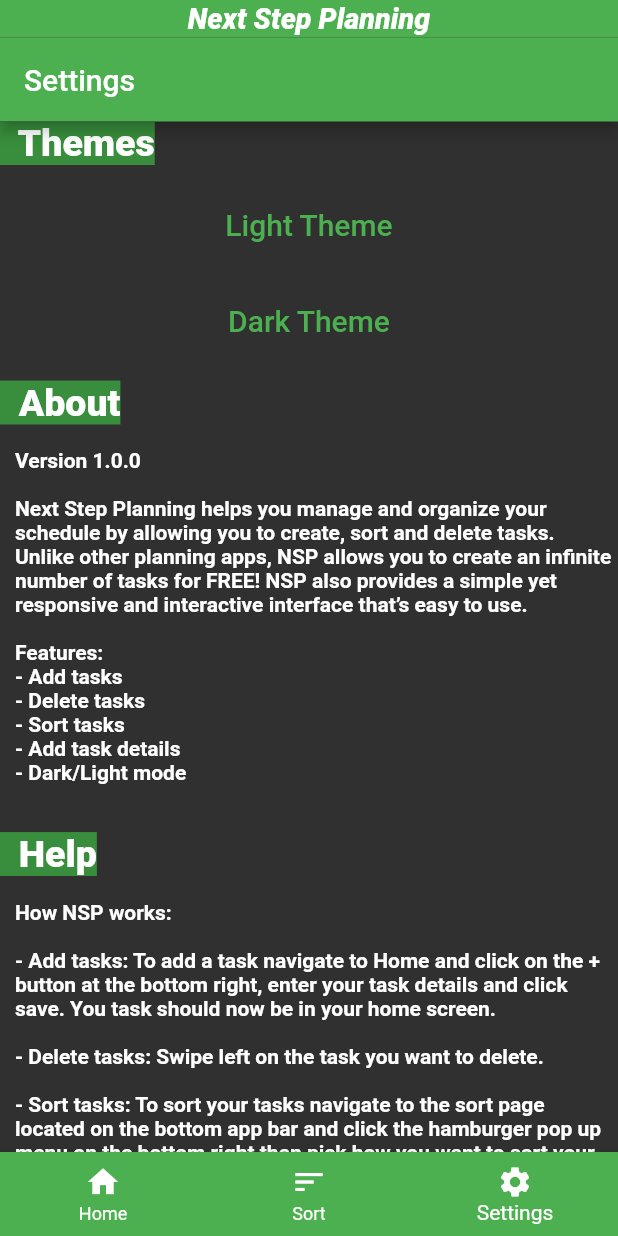
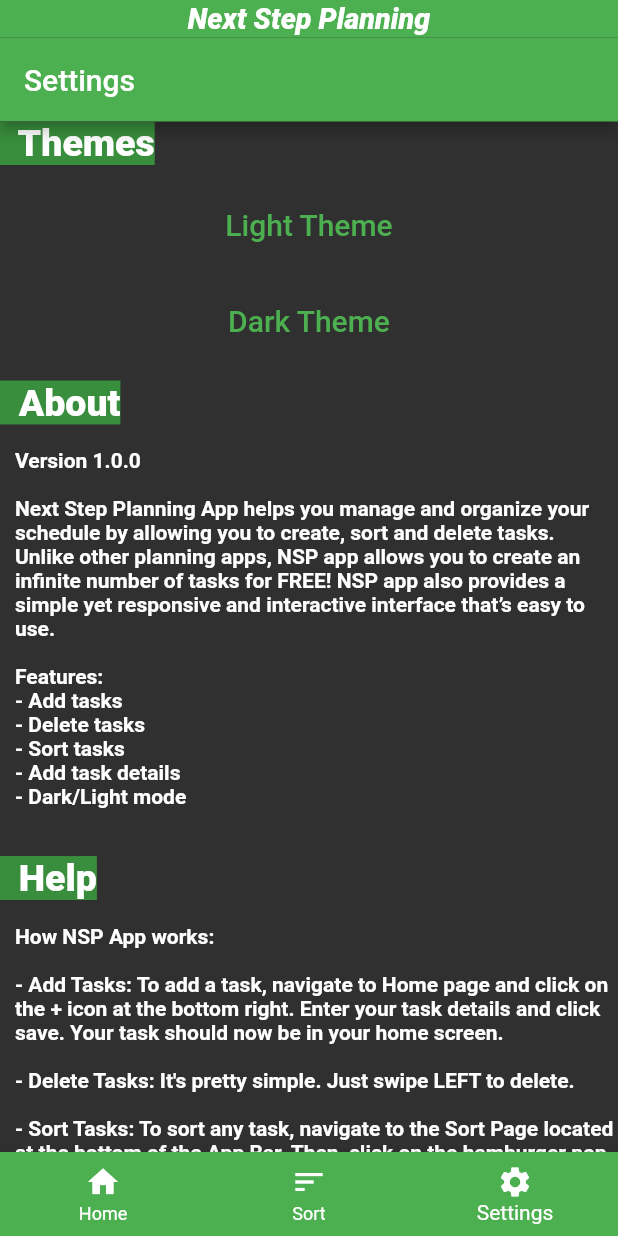
Before and after one commit to OmarIT555/NextStepPlanningApp, a Flutter app: the screen it shows after launch, item 3 of the bottom bar chosen, on a phone screen of 412 x 824 dp. Run offline on Flutter 3.47's test engine with Material 2 defaults, Android fonts, the phone set to English and light mode, and no system bars; our stand-ins replace flutter_bloc, flutter_speed_dial, shared_preferences, sqflite; accounts and stored records are empty; statements that could not run were skipped.

Commit message:
modified Readme file, setting pg, sort, home Scrn, task detail screen

```diff
--- a/lib/Settings.dart
+++ b/lib/Settings.dart
@@ -74,7 +74,7 @@ class Settings extends StatelessWidget {
                   child: Container(
                     padding: EdgeInsets.only(left: 10.0),
                     child: Text("Version 1.0.0\n"
-                        "\nNext Step Planning helps you manage and organize your schedule by allowing you to create, sort and delete tasks. Unlike other planning apps, NSP allows you to create an infinite number of tasks for FREE! NSP also provides a simple yet responsive and interactive interface that’s easy to use.\n"
+                        "\nNext Step Planning App helps you manage and organize your schedule by allowing you to create, sort and delete tasks. Unlike other planning apps, NSP app allows you to create an infinite number of tasks for FREE! NSP app also provides a simple yet responsive and interactive interface that’s easy to use.\n"
                         "\nFeatures:\n"
                         "-	Add tasks\n"
                         "-	Delete tasks\n"
@@ -105,10 +105,10 @@ class Settings extends StatelessWidget {
                 alignment: Alignment.centerLeft,
                 child: Container(
                   padding: EdgeInsets.only(left: 10.0),
-                  child: Text("How NSP works:\n"
-                      "\n- Add tasks: To add a task navigate to Home and click on the + button at the bottom right, enter your task details and click save. You task should now be in your home screen.\n"
-                      "\n- Delete tasks: Swipe left on the task you want to delete.\n"
-                      "\n- Sort tasks: To sort your tasks navigate to the sort page located on the bottom app bar and click the hamburger pop up menu on the bottom right then pick how you want to sort your tasks.\n",
+                  child: Text("How NSP App works:\n"
+                      "\n- Add Tasks: To add a task, navigate to Home page and click on the + icon at the bottom right. Enter your task details and click save. Your task should now be in your home screen.\n"
+                      "\n- Delete Tasks: It's pretty simple. Just swipe LEFT to delete.\n"
+                      "\n- Sort Tasks: To sort any task, navigate to the Sort Page located at the bottom of the App Bar. Then, click on the hamburger pop up menu on the bottom right and pick how you want to sort your tasks.\n",
 
                       style:
                       TextStyle(fontSize: 14, fontWeight: FontWeight.w600)),
--- a/lib/home_screen.dart
+++ b/lib/home_screen.dart
@@ -161,6 +161,9 @@ class _MyHomePageState extends State<MyHomePage> {
       case 'yellow':
         return Colors.yellow;
         break;
+      case 'brown':
+        return Colors.brown;
+        break;
       case 'purple':
         return Colors.purple;
         break;
--- a/lib/task_details_screen.dart
+++ b/lib/task_details_screen.dart
@@ -83,8 +83,8 @@ class TaskDetails extends StatelessWidget {
                             return Theme(
                                 data: ThemeData.dark().copyWith(
                                 colorScheme: ColorScheme.dark(
-                                primary: Colors.green,
-                                surface: Colors.green,
+                                primary: Colors.teal,
+                                surface: Colors.teal,
                               ),
                             ),
                               child: child,
--- a/lib/theme.dart
+++ b/lib/theme.dart
@@ -1,5 +1,5 @@
 import 'package:flutter/material.dart';
-import 'package:shared_preferences/shared_preferences.dart';
+// import 'package:shared_preferences/shared_preferences.dart';
 
 class ThemeChanger with ChangeNotifier{
   ThemeData _themeData;
```
Also changed, not shown: lib/Sort.dart (+9 -6 lines), 1 other file.
